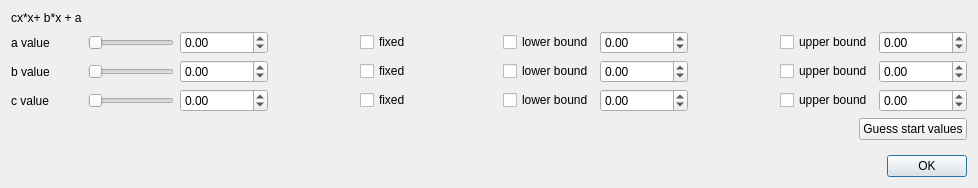
The window that pensant/ui/quadraticModelFitParameters.ui (syncope/pensant) describes before a commit, drawn with Qt 5.
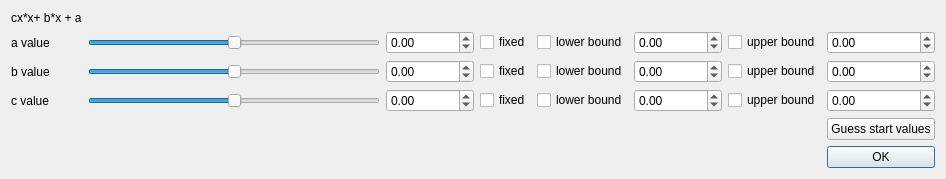
The same window after the commit.

Commit message: + first part: ui/designer for issue #6 #7 #8 and #9 : sliders more sensitive plus grid layout

What changed in the file:
```diff
--- a/pensant/ui/quadraticModelFitParameters.ui
+++ b/pensant/ui/quadraticModelFitParameters.ui
@@ -6,39 +6,17 @@
    <rect>
     <x>0</x>
     <y>0</y>
-    <width>978</width>
-    <height>188</height>
+    <width>946</width>
+    <height>174</height>
    </rect>
   </property>
   <property name="windowTitle">
    <string>Form</string>
   </property>
-  <layout class="QGridLayout" name="gridLayout_2">
-   <item row="0" column="0">
     <layout class="QGridLayout" name="gridLayout">
-     <item row="1" column="0">
-      <widget class="QLabel" name="label">
-       <property name="text">
-        <string>a value</string>
-       </property>
-      </widget>
-     </item>
-     <item row="6" column="1">
-      <layout class="QHBoxLayout" name="horizontalLayout_5">
-       <item>
-        <spacer name="horizontalSpacer_11">
-         <property name="orientation">
-          <enum>Qt::Horizontal</enum>
-         </property>
-         <property name="sizeHint" stdset="0">
-          <size>
-           <width>40</width>
-           <height>20</height>
-          </size>
-         </property>
-        </spacer>
-       </item>
-       <item>
+   <item row="0" column="0">
+    <layout class="QGridLayout" name="gridLayout_2">
+     <item row="5" column="7">
         <widget class="QPushButton" name="configDonePushBtn">
          <property name="text">
           <string>OK</string>
@@ -48,108 +26,29 @@
          </property>
         </widget>
        </item>
-      </layout>
-     </item>
-     <item row="2" column="1">
-      <layout class="QHBoxLayout" name="horizontalLayout_2">
-       <item>
-        <widget class="QSlider" name="bSlider">
-         <property name="maximum">
-          <number>50</number>
-         </property>
-         <property name="orientation">
-          <enum>Qt::Horizontal</enum>
-         </property>
-        </widget>
-       </item>
-       <item>
-        <widget class="QDoubleSpinBox" name="bValue">
-         <property name="decimals">
-          <number>2</number>
-         </property>
-         <property name="minimum">
-          <double>-1000000000.000000000000000</double>
-         </property>
-         <property name="maximum">
-          <double>1000000000.000000000000000</double>
-         </property>
-        </widget>
-       </item>
-       <item>
-        <spacer name="horizontalSpacer_4">
-         <property name="orientation">
-          <enum>Qt::Horizontal</enum>
-         </property>
-         <property name="sizeHint" stdset="0">
-          <size>
-           <width>40</width>
-           <height>20</height>
-          </size>
-         </property>
-        </spacer>
-       </item>
-       <item>
-        <widget class="QCheckBox" name="bFixedCB">
+     <item row="1" column="3">
+      <widget class="QCheckBox" name="aFixedCB">
          <property name="text">
           <string>fixed</string>
          </property>
         </widget>
        </item>
-       <item>
-        <spacer name="horizontalSpacer_5">
-         <property name="orientation">
-          <enum>Qt::Horizontal</enum>
-         </property>
-         <property name="sizeHint" stdset="0">
-          <size>
-           <width>40</width>
-           <height>20</height>
-          </size>
-         </property>
-        </spacer>
-       </item>
-       <item>
-        <widget class="QCheckBox" name="useLBB">
+     <item row="1" column="0">
+      <widget class="QLabel" name="label">
          <property name="text">
-          <string>lower bound</string>
+        <string>a value</string>
          </property>
         </widget>
        </item>
-       <item>
-        <widget class="QDoubleSpinBox" name="bLBValue">
-         <property name="decimals">
-          <number>2</number>
-         </property>
-         <property name="minimum">
-          <double>-1000000000.000000000000000</double>
-         </property>
-         <property name="maximum">
-          <double>1000000000.000000000000000</double>
-         </property>
-        </widget>
-       </item>
-       <item>
-        <spacer name="horizontalSpacer_6">
-         <property name="orientation">
-          <enum>Qt::Horizontal</enum>
-         </property>
-         <property name="sizeHint" stdset="0">
-          <size>
-           <width>40</width>
-           <height>20</height>
-          </size>
-         </property>
-        </spacer>
-       </item>
-       <item>
-        <widget class="QCheckBox" name="useUBB">
+     <item row="2" column="0">
+      <widget class="QLabel" name="label_2">
          <property name="text">
-          <string>upper bound</string>
+        <string>b value</string>
          </property>
         </widget>
        </item>
-       <item>
-        <widget class="QDoubleSpinBox" name="bUBValue">
+     <item row="1" column="2">
+      <widget class="QDoubleSpinBox" name="aValue">
          <property name="decimals">
           <number>2</number>
          </property>
@@ -159,55 +58,17 @@
          <property name="maximum">
           <double>1000000000.000000000000000</double>
          </property>
-         <property name="value">
-          <double>0.000000000000000</double>
-         </property>
-        </widget>
-       </item>
-      </layout>
-     </item>
-     <item row="4" column="1">
-      <layout class="QHBoxLayout" name="horizontalLayout_4">
-       <item>
-        <spacer name="horizontalSpacer_10">
-         <property name="orientation">
-          <enum>Qt::Horizontal</enum>
-         </property>
-         <property name="sizeHint" stdset="0">
-          <size>
-           <width>40</width>
-           <height>20</height>
-          </size>
-         </property>
-        </spacer>
-       </item>
-       <item>
-        <widget class="QPushButton" name="guessStartValuesBtn">
-         <property name="text">
-          <string>Guess start values</string>
-         </property>
-        </widget>
-       </item>
-      </layout>
-     </item>
-     <item row="5" column="1">
-      <spacer name="verticalSpacer">
-       <property name="orientation">
-        <enum>Qt::Vertical</enum>
-       </property>
-       <property name="sizeHint" stdset="0">
-        <size>
-         <width>20</width>
-         <height>40</height>
-        </size>
-       </property>
-      </spacer>
+      </widget>
      </item>
      <item row="1" column="1">
-      <layout class="QHBoxLayout" name="horizontalLayout">
-       <item>
         <widget class="QSlider" name="aSlider">
          <property name="maximum">
+        <number>100</number>
+       </property>
+       <property name="pageStep">
+        <number>5</number>
+       </property>
+       <property name="value">
           <number>50</number>
          </property>
          <property name="orientation">
@@ -215,93 +76,21 @@
          </property>
         </widget>
        </item>
-       <item>
-        <widget class="QDoubleSpinBox" name="aValue">
-         <property name="decimals">
-          <number>2</number>
-         </property>
-         <property name="minimum">
-          <double>-1000000000.000000000000000</double>
-         </property>
-         <property name="maximum">
-          <double>1000000000.000000000000000</double>
-         </property>
-        </widget>
-       </item>
-       <item>
-        <spacer name="horizontalSpacer">
-         <property name="orientation">
-          <enum>Qt::Horizontal</enum>
-         </property>
-         <property name="sizeHint" stdset="0">
-          <size>
-           <width>40</width>
-           <height>20</height>
-          </size>
-         </property>
-        </spacer>
-       </item>
-       <item>
-        <widget class="QCheckBox" name="aFixedCB">
-         <property name="text">
-          <string>fixed</string>
-         </property>
-        </widget>
-       </item>
-       <item>
-        <spacer name="horizontalSpacer_2">
-         <property name="orientation">
-          <enum>Qt::Horizontal</enum>
-         </property>
-         <property name="sizeHint" stdset="0">
-          <size>
-           <width>40</width>
-           <height>20</height>
-          </size>
-         </property>
-        </spacer>
-       </item>
-       <item>
-        <widget class="QCheckBox" name="useLBA">
-         <property name="text">
-          <string>lower bound</string>
-         </property>
-        </widget>
-       </item>
-       <item>
-        <widget class="QDoubleSpinBox" name="aLBValue">
-         <property name="decimals">
-          <number>2</number>
-         </property>
-         <property name="minimum">
-          <double>-1000000000.000000000000000</double>
-         </property>
-         <property name="maximum">
-          <double>1000000000.000000000000000</double>
-         </property>
-        </widget>
-       </item>
-       <item>
-        <spacer name="horizontalSpacer_3">
-         <property name="orientation">
-          <enum>Qt::Horizontal</enum>
-         </property>
-         <property name="sizeHint" stdset="0">
-          <size>
-           <width>40</width>
-           <height>20</height>
-          </size>
-         </property>
-        </spacer>
-       </item>
-       <item>
+     <item row="1" column="6">
         <widget class="QCheckBox" name="useUBA">
          <property name="text">
           <string>upper bound</string>
          </property>
         </widget>
        </item>
-       <item>
+     <item row="0" column="0">
+      <widget class="QLabel" name="label_4">
+       <property name="text">
+        <string>cx*x+ b*x + a</string>
+       </property>
+      </widget>
+     </item>
+     <item row="1" column="7">
         <widget class="QDoubleSpinBox" name="aUBValue">
          <property name="decimals">
           <number>2</number>
@@ -317,7 +106,32 @@
          </property>
         </widget>
        </item>
-      </layout>
+     <item row="4" column="7">
+      <widget class="QPushButton" name="guessStartValuesBtn">
+       <property name="text">
+        <string>Guess start values</string>
+       </property>
+      </widget>
+     </item>
+     <item row="1" column="4">
+      <widget class="QCheckBox" name="useLBA">
+       <property name="text">
+        <string>lower bound</string>
+       </property>
+      </widget>
+     </item>
+     <item row="1" column="5">
+      <widget class="QDoubleSpinBox" name="aLBValue">
+       <property name="decimals">
+        <number>2</number>
+       </property>
+       <property name="minimum">
+        <double>-1000000000.000000000000000</double>
+       </property>
+       <property name="maximum">
+        <double>1000000000.000000000000000</double>
+       </property>
+      </widget>
      </item>
      <item row="3" column="0">
       <widget class="QLabel" name="label_3">
@@ -326,16 +140,52 @@
        </property>
       </widget>
      </item>
+     <item row="2" column="1">
+      <widget class="QSlider" name="bSlider">
+       <property name="maximum">
+        <number>100</number>
+       </property>
+       <property name="pageStep">
+        <number>5</number>
+       </property>
+       <property name="value">
+        <number>50</number>
+       </property>
+       <property name="orientation">
+        <enum>Qt::Horizontal</enum>
+       </property>
+      </widget>
+     </item>
      <item row="3" column="1">
-      <layout class="QHBoxLayout" name="horizontalLayout_3">
-       <item>
         <widget class="QSlider" name="cSlider">
+       <property name="maximum">
+        <number>100</number>
+       </property>
+       <property name="pageStep">
+        <number>5</number>
+       </property>
+       <property name="value">
+        <number>50</number>
+       </property>
          <property name="orientation">
           <enum>Qt::Horizontal</enum>
          </property>
         </widget>
        </item>
-       <item>
+     <item row="2" column="2">
+      <widget class="QDoubleSpinBox" name="bValue">
+       <property name="decimals">
+        <number>2</number>
+       </property>
+       <property name="minimum">
+        <double>-1000000000.000000000000000</double>
+       </property>
+       <property name="maximum">
+        <double>1000000000.000000000000000</double>
+       </property>
+      </widget>
+     </item>
+     <item row="3" column="2">
         <widget class="QDoubleSpinBox" name="cValue">
          <property name="decimals">
           <number>2</number>
@@ -348,47 +198,48 @@
          </property>
         </widget>
        </item>
-       <item>
-        <spacer name="horizontalSpacer_7">
-         <property name="orientation">
-          <enum>Qt::Horizontal</enum>
-         </property>
-         <property name="sizeHint" stdset="0">
-          <size>
-           <width>40</width>
-           <height>20</height>
-          </size>
-         </property>
-        </spacer>
-       </item>
-       <item>
+     <item row="2" column="3">
+      <widget class="QCheckBox" name="bFixedCB">
+       <property name="text">
+        <string>fixed</string>
+       </property>
+      </widget>
+     </item>
+     <item row="3" column="3">
         <widget class="QCheckBox" name="cFIxedCB">
          <property name="text">
           <string>fixed</string>
          </property>
         </widget>
        </item>
-       <item>
-        <spacer name="horizontalSpacer_8">
-         <property name="orientation">
-          <enum>Qt::Horizontal</enum>
-         </property>
-         <property name="sizeHint" stdset="0">
-          <size>
-           <width>40</width>
-           <height>20</height>
-          </size>
-         </property>
-        </spacer>
-       </item>
-       <item>
+     <item row="2" column="4">
+      <widget class="QCheckBox" name="useLBB">
+       <property name="text">
+        <string>lower bound</string>
+       </property>
+      </widget>
+     </item>
+     <item row="3" column="4">
         <widget class="QCheckBox" name="useLBC">
          <property name="text">
           <string>lower bound</string>
          </property>
         </widget>
        </item>
-       <item>
+     <item row="2" column="5">
+      <widget class="QDoubleSpinBox" name="bLBValue">
+       <property name="decimals">
+        <number>2</number>
+       </property>
+       <property name="minimum">
+        <double>-1000000000.000000000000000</double>
+       </property>
+       <property name="maximum">
+        <double>1000000000.000000000000000</double>
+       </property>
+      </widget>
+     </item>
+     <item row="3" column="5">
         <widget class="QDoubleSpinBox" name="cLBValue">
          <property name="decimals">
           <number>2</number>
@@ -401,27 +252,37 @@
          </property>
         </widget>
        </item>
-       <item>
-        <spacer name="horizontalSpacer_9">
-         <property name="orientation">
-          <enum>Qt::Horizontal</enum>
-         </property>
-         <property name="sizeHint" stdset="0">
-          <size>
-           <width>40</width>
-           <height>20</height>
-          </size>
-         </property>
-        </spacer>
-       </item>
-       <item>
+     <item row="2" column="6">
+      <widget class="QCheckBox" name="useUBB">
+       <property name="text">
+        <string>upper bound</string>
+       </property>
+      </widget>
+     </item>
+     <item row="3" column="6">
         <widget class="QCheckBox" name="useUBC">
          <property name="text">
           <string>upper bound</string>
          </property>
         </widget>
        </item>
-       <item>
+     <item row="2" column="7">
+      <widget class="QDoubleSpinBox" name="bUBValue">
+       <property name="decimals">
+        <number>2</number>
+       </property>
+       <property name="minimum">
+        <double>-1000000000.000000000000000</double>
+       </property>
+       <property name="maximum">
+        <double>1000000000.000000000000000</double>
+       </property>
+       <property name="value">
+        <double>0.000000000000000</double>
+       </property>
+      </widget>
+     </item>
+     <item row="3" column="7">
         <widget class="QDoubleSpinBox" name="cUBValue">
          <property name="decimals">
           <number>2</number>
@@ -434,22 +295,6 @@
          </property>
          <property name="value">
           <double>0.000000000000000</double>
-         </property>
-        </widget>
-       </item>
-      </layout>
-     </item>
-     <item row="2" column="0">
-      <widget class="QLabel" name="label_2">
-       <property name="text">
-        <string>b value</string>
-       </property>
-      </widget>
-     </item>
-     <item row="0" column="0">
-      <widget class="QLabel" name="label_4">
-       <property name="text">
-        <string>cx*x+ b*x + a</string>
        </property>
       </widget>
      </item>
```
Lines whose indentation alone changed are shown as unchanged. The commit also changes 3 other files.
